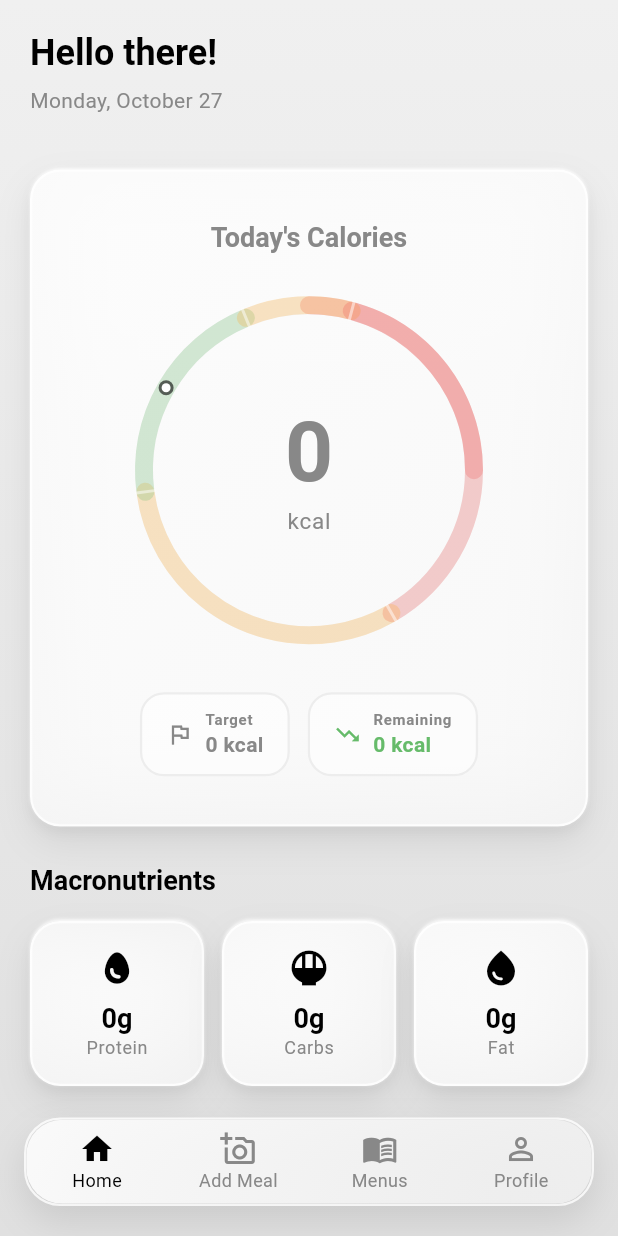
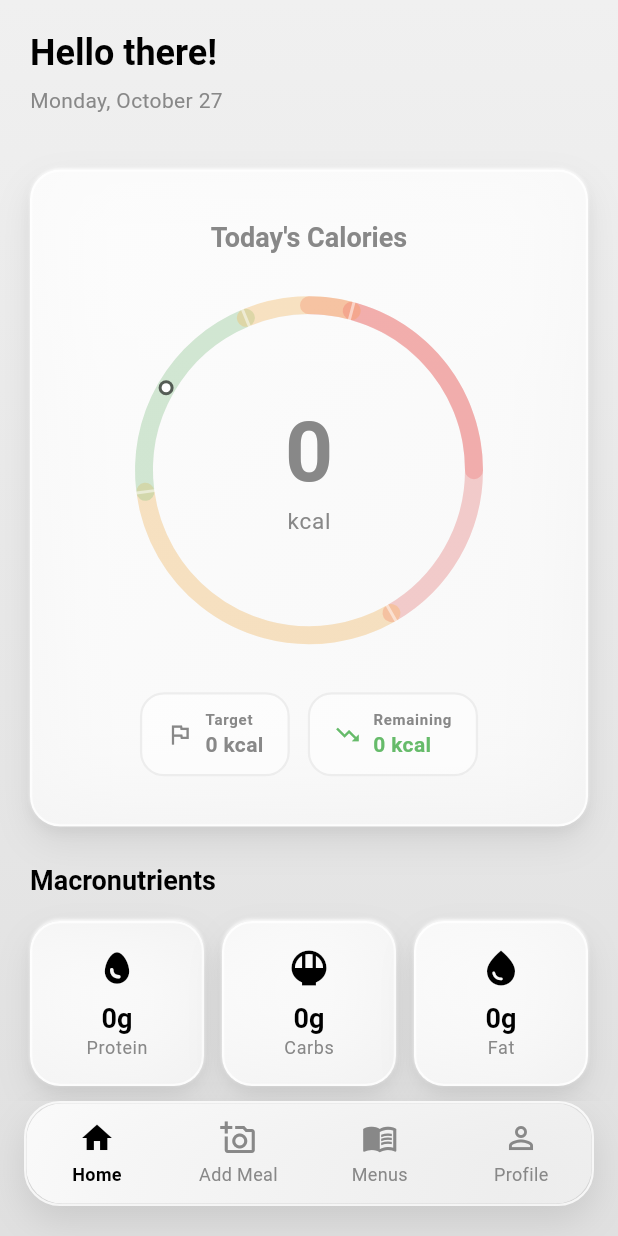
Before and after one commit to VladTepesDev/VU3, a Flutter app: the MainNavigation screen opened directly, on a phone screen of 412 x 824 dp. Run offline on Flutter 3.47's test engine with Material 3 defaults, Android fonts, the phone set to English and light mode, and no system bars; our stand-ins replace flutter_local_notifications, image_picker, shared_preferences, timezone; accounts and stored records are empty.

Commit message:
overflows fixed on home and add meal screens

```diff
--- a/lib/screens/main_navigation.dart
+++ b/lib/screens/main_navigation.dart
@@ -33,6 +33,7 @@ class _MainNavigationState extends State<MainNavigation> {
       ),
       bottomNavigationBar: Container(
         margin: const EdgeInsets.only(left: 16, right: 16, bottom: 20),
+        height: 70,
         decoration: BoxDecoration(
           borderRadius: BorderRadius.circular(24),
           boxShadow: [
@@ -63,40 +64,32 @@ class _MainNavigationState extends State<MainNavigation> {
                   ],
                 ),
               ),
-              child: BottomNavigationBar(
-                currentIndex: _currentIndex,
-                onTap: (index) {
-                  setState(() {
-                    _currentIndex = index;
-                  });
-                },
-                type: BottomNavigationBarType.fixed,
-                backgroundColor: Colors.transparent,
-                elevation: 0,
-                selectedItemColor: AppTheme.textBlack,
-                unselectedItemColor: AppTheme.textGray,
-                selectedFontSize: 12,
-                unselectedFontSize: 12,
-                items: const [
-                  BottomNavigationBarItem(
-                    icon: Icon(Icons.home_outlined),
-                    activeIcon: Icon(Icons.home),
+              child: Row(
+                mainAxisAlignment: MainAxisAlignment.spaceAround,
+                children: [
+                  _buildNavItem(
+                    icon: Icons.home_outlined,
+                    activeIcon: Icons.home,
                     label: 'Home',
+                    index: 0,
                   ),
-                  BottomNavigationBarItem(
-                    icon: Icon(Icons.add_a_photo_outlined),
-                    activeIcon: Icon(Icons.add_a_photo),
+                  _buildNavItem(
+                    icon: Icons.add_a_photo_outlined,
+                    activeIcon: Icons.add_a_photo,
                     label: 'Add Meal',
+                    index: 1,
                   ),
-                  BottomNavigationBarItem(
-                    icon: Icon(Icons.menu_book_outlined),
-                    activeIcon: Icon(Icons.menu_book),
+                  _buildNavItem(
+                    icon: Icons.menu_book_outlined,
+                    activeIcon: Icons.menu_book,
                     label: 'Menus',
+                    index: 2,
                   ),
-                  BottomNavigationBarItem(
-                    icon: Icon(Icons.person_outline),
-                    activeIcon: Icon(Icons.person),
+                  _buildNavItem(
+                    icon: Icons.person_outline,
+                    activeIcon: Icons.person,
                     label: 'Profile',
+                    index: 3,
                   ),
                 ],
               ),
@@ -106,4 +99,47 @@ class _MainNavigationState extends State<MainNavigation> {
       ),
     );
   }
+
+  Widget _buildNavItem({
+    required IconData icon,
+    required IconData activeIcon,
+    required String label,
+    required int index,
+  }) {
+    final isSelected = _currentIndex == index;
+
+    return Expanded(
+      child: InkWell(
+        onTap: () {
+          setState(() {
+            _currentIndex = index;
+          });
+        },
+        borderRadius: BorderRadius.circular(16),
+        child: Container(
+          padding: const EdgeInsets.symmetric(vertical: 8),
+          child: Column(
+            mainAxisSize: MainAxisSize.min,
+            mainAxisAlignment: MainAxisAlignment.center,
+            children: [
+              Icon(
+                isSelected ? activeIcon : icon,
+                color: isSelected ? AppTheme.textBlack : AppTheme.textGray,
+                size: 24,
+              ),
+              const SizedBox(height: 4),
+              Text(
+                label,
+                style: TextStyle(
+                  color: isSelected ? AppTheme.textBlack : AppTheme.textGray,
+                  fontSize: 12,
+                  fontWeight: isSelected ? FontWeight.w600 : FontWeight.normal,
+                ),
+              ),
+            ],
+          ),
+        ),
+      ),
+    );
+  }
 }
```
Also changed, not shown: lib/screens/add_meal_screen.dart (+62 -64 lines), lib/screens/edit_meal_screen.dart (+50 -58 lines), lib/screens/edit_profile_screen.dart (+2 -7 lines), lib/screens/home_screen.dart (+2 -7 lines), lib/screens/menus_screen.dart (+3 -11 lines), lib/screens/profile_screen.dart (+7 -17 lines), lib/widgets/custom_toast.dart (added, +211 -0 lines).
